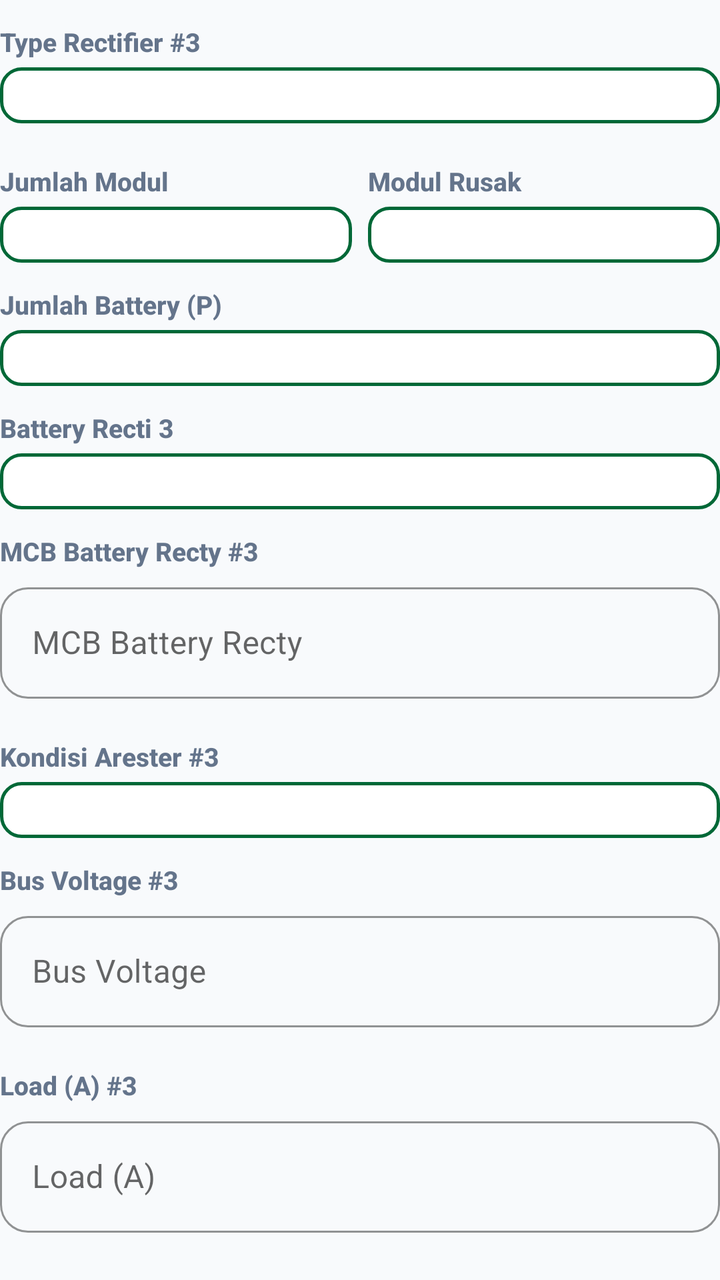
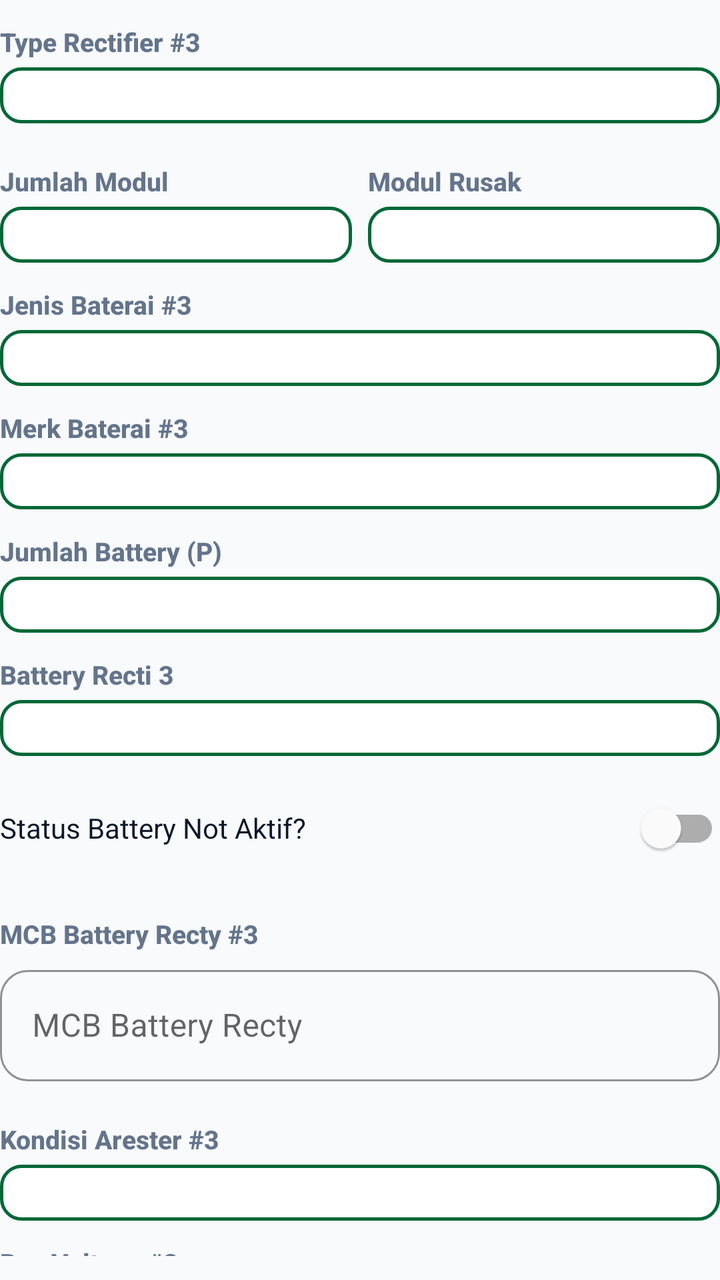

Screens rendered from an Android XML layout before and after an edit, with the pre-edit source and the edit as a unified diff.
<!-- AndroidManifest.xml: application theme Theme.ZamanApps -->
<!-- res/layout/dialog_edit_rectifier3.xml -->
<?xml version="1.0" encoding="utf-8"?>
<LinearLayout xmlns:android="http://schemas.android.com/apk/res/android"
    xmlns:app="http://schemas.android.com/apk/res-auto"
    android:layout_width="match_parent"
    android:layout_height="wrap_content"
    android:orientation="vertical"
    android:paddingBottom="8dp">

    
    <TextView
        style="@style/FieldLabel"
        android:text="Type Rectifier #3" />

    <Spinner
        android:id="@+id/spTypeRectifier3"
        style="@style/SpinnerField" />

    
    <LinearLayout
        android:layout_width="match_parent"
        android:layout_height="wrap_content"
        android:orientation="horizontal"
        android:layout_marginTop="8dp">

        <LinearLayout
            android:layout_width="0dp"
            android:layout_height="wrap_content"
            android:layout_weight="1"
            android:layout_marginEnd="4dp"
            android:orientation="vertical">

            <TextView
                style="@style/FieldLabel"
                android:text="Jumlah Modul" />

            <Spinner
                android:id="@+id/spJumlahModul3"
                style="@style/SpinnerField" />
        </LinearLayout>

        <LinearLayout
            android:layout_width="0dp"
            android:layout_height="wrap_content"
            android:layout_weight="1"
            android:layout_marginStart="4dp"
            android:orientation="vertical">

            <TextView
                style="@style/FieldLabel"
                android:text="Modul Rusak" />

            <Spinner
                android:id="@+id/spJumlahModulRusak3"
                style="@style/SpinnerField" />
        </LinearLayout>
    </LinearLayout>

    
    <TextView
        style="@style/FieldLabel"
        android:text="Jumlah Battery (P)" />

    <Spinner
        android:id="@+id/spJumlahBattery3"
        style="@style/SpinnerField" />

    <TextView
        style="@style/FieldLabel"
        android:text="Battery Recti 3" />

    <Spinner
        android:id="@+id/spBatteryRecti3"
        style="@style/SpinnerField" />

    
    <TextView
        style="@style/FieldLabel"
        android:text="MCB Battery Recty #3" />

    <com.google.android.material.textfield.TextInputLayout
        style="@style/ZamanTextInputLayout"
        android:layout_width="match_parent"
        android:layout_height="wrap_content"
        android:layout_marginBottom="8dp">

        <com.google.android.material.textfield.TextInputEditText
            android:id="@+id/editMcbBatteryRecti3"
            android:layout_width="match_parent"
            android:layout_height="wrap_content"
            android:hint="MCB Battery Recty"
            android:inputType="numberDecimal" />
    </com.google.android.material.textfield.TextInputLayout>

    
    <TextView
        style="@style/FieldLabel"
        android:text="Kondisi Arester #3" />

    <Spinner
        android:id="@+id/spKondisiArester3"
        style="@style/SpinnerField" />

    
    <TextView
        style="@style/FieldLabel"
        android:text="Bus Voltage #3" />

    <com.google.android.material.textfield.TextInputLayout
        style="@style/ZamanTextInputLayout"
        android:layout_width="match_parent"
        android:layout_height="wrap_content"
        android:layout_marginBottom="8dp">

        <com.google.android.material.textfield.TextInputEditText
            android:id="@+id/editBusVoltage3"
            android:layout_width="match_parent"
            android:layout_height="wrap_content"
            android:hint="Bus Voltage"
            android:inputType="numberDecimal" />
    </com.google.android.material.textfield.TextInputLayout>

    
    <TextView
        style="@style/FieldLabel"
        android:text="Load (A) #3" />

    <com.google.android.material.textfield.TextInputLayout
        style="@style/ZamanTextInputLayout"
        android:layout_width="match_parent"
        android:layout_height="wrap_content"
        android:layout_marginBottom="8dp">

        <com.google.android.material.textfield.TextInputEditText
            android:id="@+id/editLoadA3"
            android:layout_width="match_parent"
            android:layout_height="wrap_content"
            android:hint="Load (A)"
            android:inputType="numberDecimal" />
    </com.google.android.material.textfield.TextInputLayout>

    
    <TextView
        style="@style/FieldLabel"
        android:text="Perangkat Terhubung #3" />

    <com.google.android.material.textfield.TextInputLayout
        style="@style/ZamanTextInputLayout"
        android:layout_width="match_parent"
        android:layout_height="wrap_content"
        android:layout_marginBottom="8dp">

        <com.google.android.material.textfield.TextInputEditText
            android:id="@+id/editPerangkat3"
            android:layout_width="match_parent"
            android:layout_height="wrap_content"
            android:hint="Perangkat"
            android:inputType="text" />
    </com.google.android.material.textfield.TextInputLayout>

</LinearLayout>
<!-- resources referenced by this layout -->
<resources>
  <style name="FieldLabel">
          <item name="android:layout_width">match_parent</item>
          <item name="android:layout_height">wrap_content</item>
          <item name="android:layout_marginTop">12dp</item>
          <item name="android:layout_marginBottom">4dp</item>
          <item name="android:textColor">@color/text_secondary</item>
          <item name="android:textSize">13sp</item>
          <item name="android:textStyle">bold</item>
          <item name="android:fontFamily">sans-serif-medium</item>
      </style>
  <style name="SpinnerField" parent="SpinnerFieldModern" />
  <style name="ZamanTextInputLayout" parent="Widget.MaterialComponents.TextInputLayout.OutlinedBox">
          <item name="boxCornerRadiusTopStart">14dp</item>
          <item name="boxCornerRadiusTopEnd">14dp</item>
          <item name="boxCornerRadiusBottomStart">14dp</item>
          <item name="boxCornerRadiusBottomEnd">14dp</item>
          <item name="boxStrokeColor">@color/brand_primary</item>
          <item name="hintTextColor">@color/brand_primary</item>
          <item name="startIconTint">@color/brand_primary</item>
      </style>
  <color name="text_secondary">#64748B</color>
  <style name="SpinnerFieldModern" parent="Widget.AppCompat.Spinner">
          <item name="android:layout_width">match_parent</item>
          <item name="android:layout_height">wrap_content</item>
          <item name="android:background">@drawable/spinner_background_modern</item>
          <item name="android:padding">14dp</item>
          <item name="android:textSize">15sp</item>
          <item name="android:textColor">@color/text_primary</item>
          <item name="android:popupBackground">@color/card_bg</item>
          <item name="android:overlapAnchor">false</item>
      </style>
  <color name="brand_primary">#006837</color>
  <color name="brand_primary_dark">#004D25</color>
  <color name="white">#FFFFFF</color>
  <color name="brand_accent">#00A859</color>
  <color name="section_bg">#F8FAFC</color>
  <color name="text_primary">#0F172A</color>
  <style name="ZamanButton" parent="Widget.MaterialComponents.Button">
          <item name="android:insetTop">0dp</item>
          <item name="android:insetBottom">0dp</item>
          <item name="android:paddingTop">0dp</item>
          <item name="android:paddingBottom">0dp</item>
          <item name="android:paddingVertical">0dp</item>
          <item name="android:gravity">center</item>
          <item name="android:minHeight">48dp</item>
          <item name="cornerRadius">16dp</item>
          <item name="android:textAllCaps">false</item>
          <item name="android:textStyle">bold</item>
          <item name="android:letterSpacing">0.02</item>
      </style>
  <style name="ZamanCard" parent="Widget.MaterialComponents.CardView">
          <item name="cardCornerRadius">20dp</item>
          <item name="cardElevation">4dp</item>
          <item name="cardBackgroundColor">@color/card_bg</item>
          <item name="android:foreground">?attr/selectableItemBackground</item>
      </style>
  <color name="card_bg">#FFFFFF</color>
  <color name="brand_primary_lightest">#E7F6EC</color>
  <!-- unchanged entries left out for length: 2 -->
</resources>

<!-- the commit's change to res/layout/dialog_edit_rectifier3.xml (unified diff, before → after) -->
@@ -6,155 +6,75 @@
     android:orientation="vertical"
     android:paddingBottom="8dp">
 
-    
-    <TextView
-        style="@style/FieldLabel"
-        android:text="Type Rectifier #3" />
+    <TextView style="@style/FieldLabel" android:text="Type Rectifier #3" />
+    <Spinner android:id="@+id/spTypeRectifier3" style="@style/SpinnerField" />
 
-    <Spinner
-        android:id="@+id/spTypeRectifier3"
-        style="@style/SpinnerField" />
-
-    
-    <LinearLayout
-        android:layout_width="match_parent"
-        android:layout_height="wrap_content"
-        android:orientation="horizontal"
-        android:layout_marginTop="8dp">
-
-        <LinearLayout
-            android:layout_width="0dp"
-            android:layout_height="wrap_content"
-            android:layout_weight="1"
-            android:layout_marginEnd="4dp"
-            android:orientation="vertical">
-
-            <TextView
-                style="@style/FieldLabel"
-                android:text="Jumlah Modul" />
-
-            <Spinner
-                android:id="@+id/spJumlahModul3"
-                style="@style/SpinnerField" />
+    <LinearLayout android:layout_width="match_parent" android:layout_height="wrap_content" android:orientation="horizontal" android:layout_marginTop="8dp">
+        <LinearLayout android:layout_width="0dp" android:layout_height="wrap_content" android:layout_weight="1" android:layout_marginEnd="4dp" android:orientation="vertical">
+            <TextView style="@style/FieldLabel" android:text="Jumlah Modul" />
+            <Spinner android:id="@+id/spJumlahModul3" style="@style/SpinnerField" />
         </LinearLayout>
-
-        <LinearLayout
-            android:layout_width="0dp"
-            android:layout_height="wrap_content"
-            android:layout_weight="1"
-            android:layout_marginStart="4dp"
-            android:orientation="vertical">
-
-            <TextView
-                style="@style/FieldLabel"
-                android:text="Modul Rusak" />
-
-            <Spinner
-                android:id="@+id/spJumlahModulRusak3"
-                style="@style/SpinnerField" />
+        <LinearLayout android:layout_width="0dp" android:layout_height="wrap_content" android:layout_weight="1" android:layout_marginStart="4dp" android:orientation="vertical">
+            <TextView style="@style/FieldLabel" android:text="Modul Rusak" />
+            <Spinner android:id="@+id/spJumlahModulRusak3" style="@style/SpinnerField" />
         </LinearLayout>
     </LinearLayout>
 
-    
-    <TextView
-        style="@style/FieldLabel"
-        android:text="Jumlah Battery (P)" />
+    <TextView style="@style/FieldLabel" android:text="Jenis Baterai #3" />
+    <Spinner android:id="@+id/spJenisBaterai3" style="@style/SpinnerField" />
 
-    <Spinner
-        android:id="@+id/spJumlahBattery3"
-        style="@style/SpinnerField" />
+    <TextView style="@style/FieldLabel" android:text="Merk Baterai #3" />
+    <Spinner android:id="@+id/spMerkBaterai3" style="@style/SpinnerField" />
 
-    <TextView
-        style="@style/FieldLabel"
-        android:text="Battery Recti 3" />
+    <TextView style="@style/FieldLabel" android:text="Jumlah Battery (P)" />
+    <Spinner android:id="@+id/spJumlahBattery3" style="@style/SpinnerField" />
 
-    <Spinner
-        android:id="@+id/spBatteryRecti3"
-        style="@style/SpinnerField" />
+    <TextView style="@style/FieldLabel" android:text="Battery Recti 3" />
+    <Spinner android:id="@+id/spBatteryRecti3" style="@style/SpinnerField" />
 
     
-    <TextView
-        style="@style/FieldLabel"
-        android:text="MCB Battery Recty #3" />
-
-    <com.google.android.material.textfield.TextInputLayout
-        style="@style/ZamanTextInputLayout"
+    <com.google.android.material.switchmaterial.SwitchMaterial
+        android:id="@+id/switchStatusBatteryNotAktif3"
         android:layout_width="match_parent"
         android:layout_height="wrap_content"
-        android:layout_marginBottom="8dp">
+        android:layout_marginTop="12dp"
+        android:layout_marginBottom="8dp"
+        android:text="Status Battery Not Aktif?"
+        android:textColor="@color/text_primary" />
 
-        <com.google.android.material.textfield.TextInputEditText
-            android:id="@+id/editMcbBatteryRecti3"
-            android:layout_width="match_parent"
-            android:layout_height="wrap_content"
-            android:hint="MCB Battery Recty"
-            android:inputType="numberDecimal" />
+    <LinearLayout
+        android:id="@+id/layoutJumlahBankNotAktif3"
+        android:layout_width="match_parent"
+        android:layout_height="wrap_content"
+        android:layout_marginBottom="8dp"
+        android:orientation="vertical"
+        android:visibility="gone">
+
+        <TextView style="@style/FieldLabel" android:text="Jumlah Bank Not Aktif" />
+        <Spinner android:id="@+id/spJumlahBankNotAktif3" style="@style/SpinnerField" />
+    </LinearLayout>
+
+    <TextView style="@style/FieldLabel" android:text="MCB Battery Recty #3" />
+    <com.google.android.material.textfield.TextInputLayout style="@style/ZamanTextInputLayout" android:layout_width="match_parent" android:layout_height="wrap_content" android:layout_marginBottom="8dp">
+        <com.google.android.material.textfield.TextInputEditText android:id="@+id/editMcbBatteryRecti3" android:layout_width="match_parent" android:layout_height="wrap_content" android:hint="MCB Battery Recty" android:inputType="numberDecimal" />
     </com.google.android.material.textfield.TextInputLayout>
 
-    
-    <TextView
-        style="@style/FieldLabel"
-        android:text="Kondisi Arester #3" />
+    <TextView style="@style/FieldLabel" android:text="Kondisi Arester #3" />
+    <Spinner android:id="@+id/spKondisiArester3" style="@style/SpinnerField" />
 
-    <Spinner
-        android:id="@+id/spKondisiArester3"
-        style="@style/SpinnerField" />
-
-    
-    <TextView
-        style="@style/FieldLabel"
-        android:text="Bus Voltage #3" />
-
-    <com.google.android.material.textfield.TextInputLayout
-        style="@style/ZamanTextInputLayout"
-        android:layout_width="match_parent"
-        android:layout_height="wrap_content"
-        android:layout_marginBottom="8dp">
-
-        <com.google.android.material.textfield.TextInputEditText
-            android:id="@+id/editBusVoltage3"
-            android:layout_width="match_parent"
-            android:layout_height="wrap_content"
-            android:hint="Bus Voltage"
-            android:inputType="numberDecimal" />
+    <TextView style="@style/FieldLabel" android:text="Bus Voltage #3" />
+    <com.google.android.material.textfield.TextInputLayout style="@style/ZamanTextInputLayout" android:layout_width="match_parent" android:layout_height="wrap_content" android:layout_marginBottom="8dp">
+        <com.google.android.material.textfield.TextInputEditText android:id="@+id/editBusVoltage3" android:layout_width="match_parent" android:layout_height="wrap_content" android:hint="Bus Voltage" android:inputType="numberDecimal" />
     </com.google.android.material.textfield.TextInputLayout>
 
-    
-    <TextView
-        style="@style/FieldLabel"
-        android:text="Load (A) #3" />
-
-    <com.google.android.material.textfield.TextInputLayout
-        style="@style/ZamanTextInputLayout"
-        android:layout_width="match_parent"
-        android:layout_height="wrap_content"
-        android:layout_marginBottom="8dp">
-
-        <com.google.android.material.textfield.TextInputEditText
-            android:id="@+id/editLoadA3"
-            android:layout_width="match_parent"
-            android:layout_height="wrap_content"
-            android:hint="Load (A)"
-            android:inputType="numberDecimal" />
+    <TextView style="@style/FieldLabel" android:text="Load (A) #3" />
+    <com.google.android.material.textfield.TextInputLayout style="@style/ZamanTextInputLayout" android:layout_width="match_parent" android:layout_height="wrap_content" android:layout_marginBottom="8dp">
+        <com.google.android.material.textfield.TextInputEditText android:id="@+id/editLoadA3" android:layout_width="match_parent" android:layout_height="wrap_content" android:hint="Load (A)" android:inputType="numberDecimal" />
     </com.google.android.material.textfield.TextInputLayout>
 
-    
-    <TextView
-        style="@style/FieldLabel"
-        android:text="Perangkat Terhubung #3" />
-
-    <com.google.android.material.textfield.TextInputLayout
-        style="@style/ZamanTextInputLayout"
-        android:layout_width="match_parent"
-        android:layout_height="wrap_content"
-        android:layout_marginBottom="8dp">
-
-        <com.google.android.material.textfield.TextInputEditText
-            android:id="@+id/editPerangkat3"
-            android:layout_width="match_parent"
-            android:layout_height="wrap_content"
-            android:hint="Perangkat"
-            android:inputType="text" />
+    <TextView style="@style/FieldLabel" android:text="Perangkat Terhubung #3" />
+    <com.google.android.material.textfield.TextInputLayout style="@style/ZamanTextInputLayout" android:layout_width="match_parent" android:layout_height="wrap_content" android:layout_marginBottom="8dp">
+        <com.google.android.material.textfield.TextInputEditText android:id="@+id/editPerangkat3" android:layout_width="match_parent" android:layout_height="wrap_content" android:hint="Perangkat" android:inputType="text" />
     </com.google.android.material.textfield.TextInputLayout>
 
 </LinearLayout>
